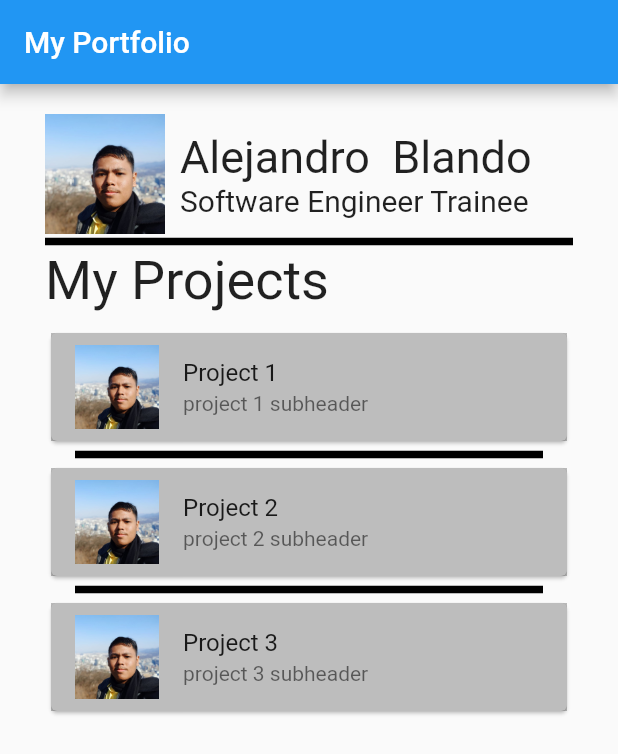
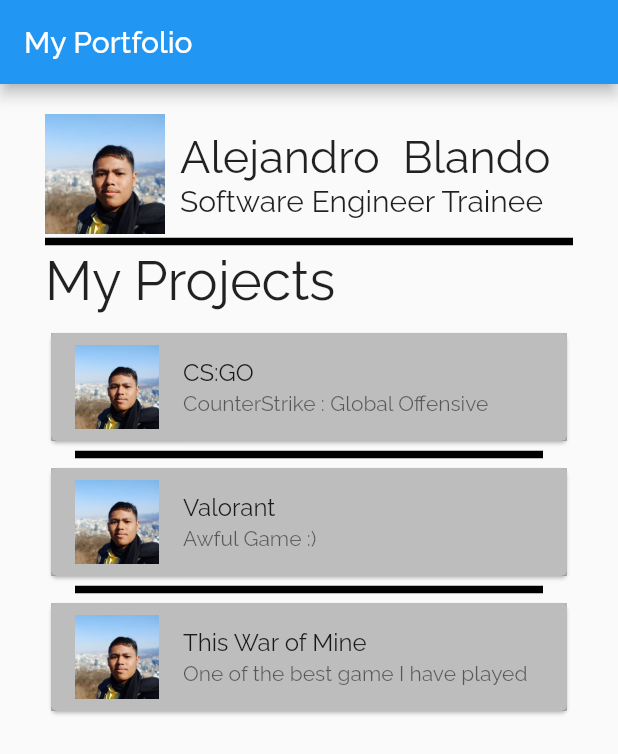
Before and after one commit to Almac2x/myPortfolio, a Flutter app: the screen it shows after launch, on a phone screen of 412 x 824 dp. Shown: the top 754 px of the screen. Run offline on Flutter 3.47's test engine with Material 2 defaults, Android fonts, the phone set to English and light mode, and no system bars.

Commit message:
Malapit na matapos, Please fix the red font in android emulator

```diff
--- a/lib/main.dart
+++ b/lib/main.dart
@@ -6,8 +6,6 @@
 import 'package:my_portfolio/layouts/web_layout.dart';
 import 'package:my_portfolio/modules/header_module.dart';
 import 'my_portfolio.dart';
-
-
 
 void main() {
   runApp(MyApp());
@@ -26,6 +24,7 @@
       title: 'My Portfolio',
       debugShowCheckedModeBanner: false,
       theme: ThemeData(
+        fontFamily: 'Raleway',
         textTheme: const TextTheme(
 
         ),
--- a/lib/my_portfolio.dart
+++ b/lib/my_portfolio.dart
@@ -8,12 +8,18 @@
 
   MyPortfolio( this._firstName,  this._lastName, this._myPosition){ // initializer here the projects
 
-    String longDescription = 'ahsdjkfj;aklsdjgklajsd;klgjkl;adsjgiasdjioajgio;adfshio;uahfiopu;gijopuaerghjouaerhioaerjgioargjio[jiojgiojgijrqriogjioqejrgoijaejgioDMNGILAEJWGKLEWajilogjweIOGJAEIOWjfioWJFOIJWioefjoiwejfioweiofklWEFKLjsl;kfjKLSFJLKjfioEWJOFIJweiofiwJFIOwejoifijEWIOFJIOwejfioJFHAJKDLSGHJASDJLGHAILUSGFHJIUAGREJUIVAHJVLUIAWHFJKAHSJDGHAJKLSDFHLOUASHFOUAERWIOUGIOP89AHJGAhjhaedghklajsdhgjklahsdgjklasdhjkahdsjfhaiosdfjil;asdjfl;kajsd';
+    String CSGODescp = ''
+        'Counter-Strike: Global Offensive (CS:GO) is a multiplayer first-person shooter developed by Valve and Hidden Path Entertainment. It is the fourth game in the Counter-Strike series. Developed for over two years, Global Offensive was released for Windows, macOS, Xbox 360, and PlayStation 3 in August 2012, and for Linux in 2014. Valve still regularly updates the game, both with smaller balancing patches and larger content additions.'
+        'The game pits two teams, Terrorists and Counter-Terrorists, against each other in different objective-based game modes. The most common game modes involve the Terrorists planting a bomb while Counter-Terrorists attempt to stop them, or Counter-Terrorists attempting to rescue hostages that the Terrorists have captured. There are eight official game modes, all of which have distinct characteristics specific to that mode. The game also has matchmaking support that allows players to play on dedicated Valve servers, in addition to community-hosted servers with custom maps and game modes. A battle-royale game-mode, "Danger Zone", was introduced in December 2018.';
+    String ValorantDescp = 'Valorant (stylized as VALORANT) is a free-to-play first-person hero shooter developed and published by Riot Games, for Microsoft Windows. First teased under the codename Project A in October 2019, the game began a closed beta period with limited access on April 7, 2020, followed by an official release on June 2, 2020. The development of the game started in 2014.';
+   String ThisWarofMineDescp = 'This War of Mine is a survival-themed strategy game where the player controls a group of civilian survivors in a makeshift-damaged house in the besieged fictional city of Pogoren, Graznavia. The main goal of the game is to stay alive during the war with the tools and materials that the player can gather.';
+
 
     _projects = [
-      Project('Project 1 ','images/blando.jpg','project 1 subheader','Project 1' + longDescription),
-      Project('Project 2 ','images/blando.jpg','project 2 subheader','Project 2' + longDescription),
-      Project('Project 3 ','images/blando.jpg','project 3 subheader','Project 3' + longDescription),
+      Project('CS:GO ','images/blando.jpg','CounterStrike : Global Offensive', CSGODescp),
+      Project('Valorant ','images/blando.jpg','Awful Game :)', ValorantDescp),
+      Project('This War of Mine ','images/blando.jpg','One of the best game I have played', ThisWarofMineDescp),
+
     ];
 
   }
```
Also changed, not shown: lib/layouts/web_layout.dart (+14 -3 lines), lib/modules/project.dart (+23 -4 lines), pubspec.yaml (+5 -6 lines).
